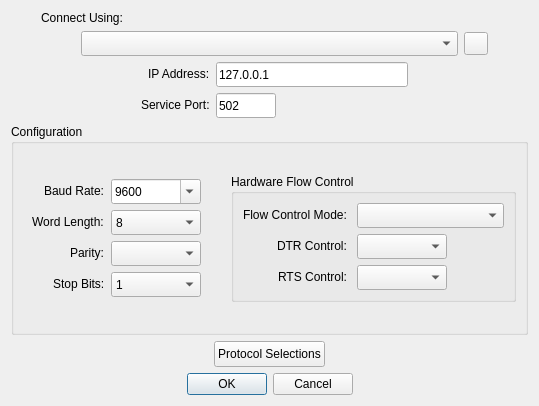
sanny32/OpenModScan, file omodscan/dialogs/dialogconnectiondetails.ui: the form before one commit.
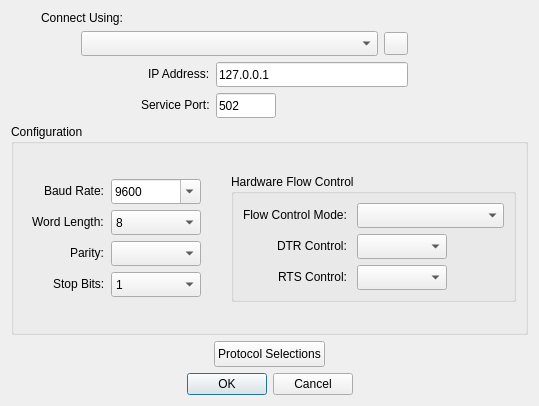
The form after the commit. Icons and pictures are not drawn. Custom widgets are drawn as their Qt base class.

Diff of the .ui file:
```diff
--- a/omodscan/dialogs/dialogconnectiondetails.ui
+++ b/omodscan/dialogs/dialogconnectiondetails.ui
@@ -87,7 +87,7 @@
          </property>
          <property name="sizeHint" stdset="0">
           <size>
-           <width>40</width>
+           <width>120</width>
            <height>20</height>
           </size>
          </property>
```
